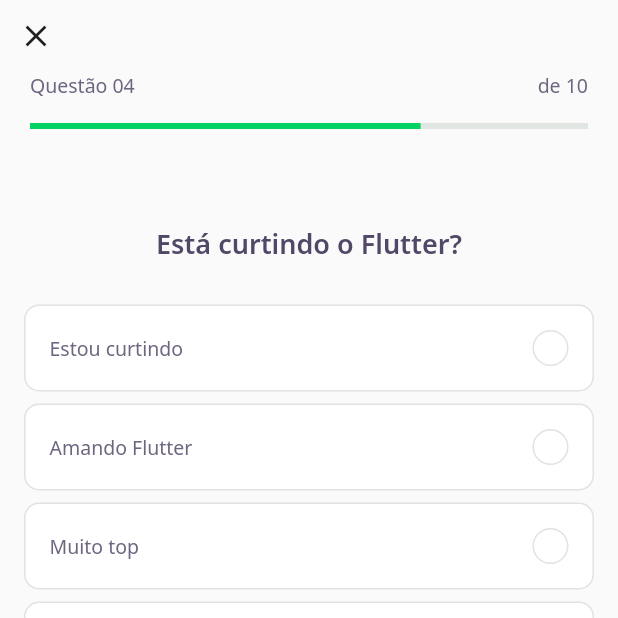
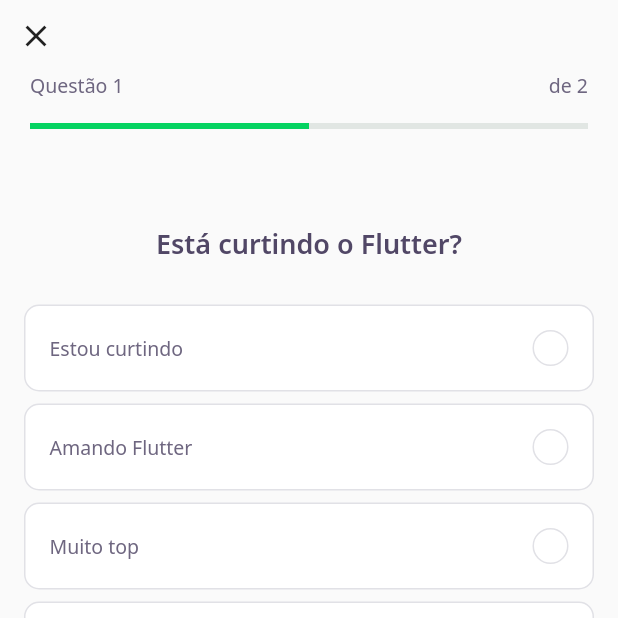
Before and after one commit to khalilpdev/devquiz, a Flutter app: the screen it shows after launch, after a tap on "NLW 5 Flutter", on a phone screen of 412 x 824 dp, the top half of it. Run offline on Flutter 3.47's test engine with Material 2 defaults, Android fonts, the phone set to English and light mode, and no system bars; our stand-ins replace google_fonts; accounts and stored records are empty; network calls fail.

Commit message:
criado challenge controller

```diff
--- /dev/null
+++ b/lib/challenge/challenge_controller.dart
@@ -0,0 +1,7 @@
+import 'package:flutter/foundation.dart';
+
+class ChallengeController {
+  final currentPageNotifier = ValueNotifier<int>(1);
+  int get currentPage => currentPageNotifier.value;
+  set currentPage(int value) => currentPageNotifier.value = value;
+}
--- a/lib/challenge/challenge_page.dart
+++ b/lib/challenge/challenge_page.dart
@@ -3,6 +3,8 @@ import 'package:devquiz/challenge/widgets/question_indicator/question_indicator_
 import 'package:devquiz/challenge/widgets/quiz/quiz_widget.dart';
 import 'package:devquiz/shared/models/question_model.dart';
 import 'package:flutter/material.dart';
+
+import 'challenge_controller.dart';
 
 class ChallengePage extends StatefulWidget {
   final List<QuestionModel> questions;
@@ -13,6 +15,18 @@ class ChallengePage extends StatefulWidget {
 }
 
 class _ChallengePageState extends State<ChallengePage> {
+  final controller = ChallengeController();
+  final pageController = PageController();
+
+  @override
+  void initState() {
+    pageController.addListener(() {
+      controller.currentPage = pageController.page!.toInt() + 1;
+    });
+
+    super.initState();
+  }
+
   @override
   Widget build(BuildContext context) {
     return Scaffold(
@@ -29,13 +43,25 @@ class _ChallengePageState extends State<ChallengePage> {
                   onPressed: () {
                     Navigator.pop(context);
                   }),
-              QuestionIndicatorWidget(),
+              ValueListenableBuilder(
+                valueListenable: controller.currentPageNotifier,
+                builder: (context, value, _) => QuestionIndicatorWidget(
+                  currentPage: controller.currentPage,
+                  length: widget.questions.length,
+                ),
+              ),
             ],
           ),
         ),
       ),
-      body: QuizWidget(
-        question: widget.questions[0],
+      body: PageView(
+        physics: NeverScrollableScrollPhysics(),
+        controller: pageController,
+        children: widget.questions
+            .map(
+              (e) => QuizWidget(question: e),
+            )
+            .toList(),
       ),
       bottomNavigationBar: SafeArea(
         bottom: true,
@@ -47,7 +73,12 @@ class _ChallengePageState extends State<ChallengePage> {
               Expanded(
                   child: NextButtonWidget.white(
                 label: "Pular",
-                onTap: () {},
+                onTap: () {
+                  pageController.nextPage(
+                    duration: Duration(milliseconds: 10),
+                    curve: Curves.linear,
+                  );
+                },
               )),
               SizedBox(width: 7),
               Expanded(
--- a/lib/challenge/widgets/question_indicator/question_indicator_widget.dart
+++ b/lib/challenge/widgets/question_indicator/question_indicator_widget.dart
@@ -3,6 +3,15 @@ import 'package:devquiz/shared/widgets/progress_indicator/progress_indicator_wid
 import 'package:flutter/material.dart';
 
 class QuestionIndicatorWidget extends StatelessWidget {
+  final int currentPage;
+  final int length;
+
+  const QuestionIndicatorWidget({
+    Key? key,
+    required this.currentPage,
+    required this.length,
+  }) : super(key: key);
+
   @override
   Widget build(BuildContext context) {
     return Container(
@@ -13,17 +22,17 @@ class QuestionIndicatorWidget extends StatelessWidget {
             mainAxisAlignment: MainAxisAlignment.spaceBetween,
             children: [
               Text(
-                "Questão 04",
+                "Questão $currentPage",
                 style: AppTextStyles.body,
               ),
               Text(
-                "de 10",
+                "de $length",
                 style: AppTextStyles.body,
               ),
             ],
           ),
           SizedBox(height: 16),
-          ProgressIndicadorWidget(value: 0.7),
+          ProgressIndicadorWidget(value: currentPage / length),
         ],
       ),
     );
```
